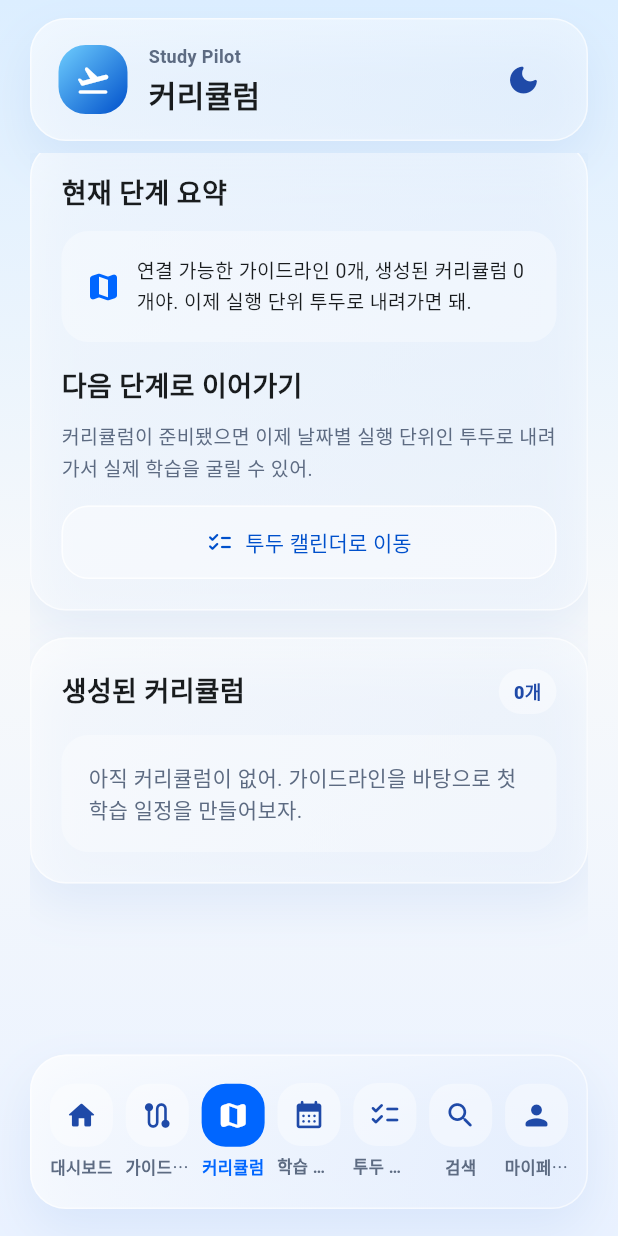
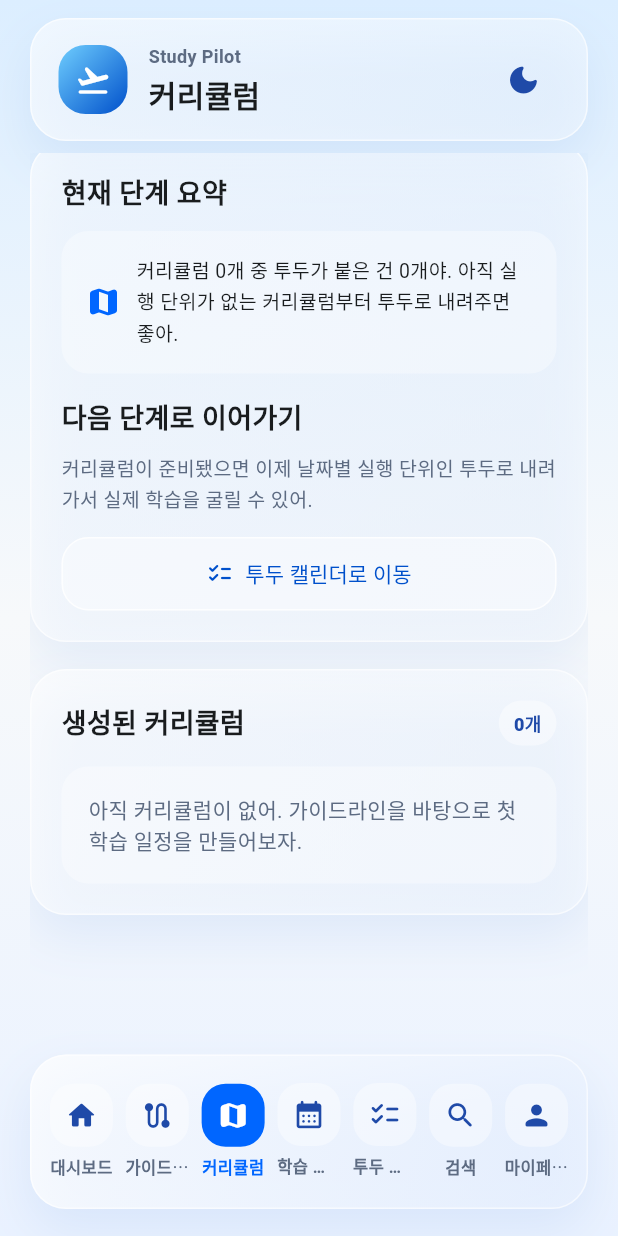
Before and after one commit to C4t4ddict/studypilot-flutter-app, a Flutter app: the CurriculumPage screen opened by its route, scrolled down 576 dp, on a phone screen of 412 x 824 dp. Run offline on Flutter 3.47's test engine with Material 3 defaults, Android fonts, the phone set to English and light mode, and no system bars; our stand-ins replace flutter_dotenv, go_router, qr_flutter, rxdart, share_plus, shared_preferences and 1 more; accounts and stored records are empty; network calls fail.

Commit message:
학습 플로우 연결 현황 요약 추가

```diff
--- a/lib/features/planner/curriculum_page.dart
+++ b/lib/features/planner/curriculum_page.dart
@@ -72,13 +72,15 @@ class _CurriculumPageState extends State<CurriculumPage> {
         future: Future.wait([
           PlannerService.listGuidelines(),
           PlannerService.listCurriculums(),
+          PlannerService.flowSummary(),
         ]),
         builder: (context, snapshot) {
           if (!snapshot.hasData) {
             return const Center(child: CircularProgressIndicator());
           }
-          final guidelines = snapshot.data![0];
-          final curriculums = snapshot.data![1];
+          final guidelines = snapshot.data![0] as List<Map<String, dynamic>>;
+          final curriculums = snapshot.data![1] as List<Map<String, dynamic>>;
+          final summary = snapshot.data![2] as Map<String, dynamic>;
 
           return ListView(
             padding: const EdgeInsets.fromLTRB(0, 8, 0, 120),
@@ -197,7 +199,7 @@ class _CurriculumPageState extends State<CurriculumPage> {
                           const SizedBox(width: 10),
                           Expanded(
                             child: Text(
-                              '연결 가능한 가이드라인 ${guidelines.length}개, 생성된 커리큘럼 ${curriculums.length}개야. 이제 실행 단위 투두로 내려가면 돼.',
+                              '커리큘럼 ${summary['curriculumCount']}개 중 투두가 붙은 건 ${summary['curriculumsWithTodo']}개야. 아직 실행 단위가 없는 커리큘럼부터 투두로 내려주면 좋아.',
                               style: const TextStyle(fontSize: 13, height: 1.5, color: AppColors.lightText),
                             ),
                           ),
--- a/lib/features/planner/guideline_page.dart
+++ b/lib/features/planner/guideline_page.dart
@@ -62,9 +62,16 @@ class _GuidelinePageState extends State<GuidelinePage> {
     return Scaffold(
       backgroundColor: Colors.transparent,
       body: FutureBuilder(
-        future: PlannerService.listGuidelines(),
+        future: Future.wait([
+          PlannerService.listGuidelines(),
+          PlannerService.flowSummary(),
+        ]),
         builder: (context, snapshot) {
-          final items = snapshot.data ?? const [];
+          if (!snapshot.hasData) {
+            return const Center(child: CircularProgressIndicator());
+          }
+          final items = snapshot.data![0] as List<Map<String, dynamic>>;
+          final summary = snapshot.data![1] as Map<String, dynamic>;
           return ListView(
             padding: const EdgeInsets.fromLTRB(0, 8, 0, 120),
             children: [
@@ -129,7 +136,7 @@ class _GuidelinePageState extends State<GuidelinePage> {
                           const SizedBox(width: 10),
                           Expanded(
                             child: Text(
-                              '지금까지 만든 가이드라인 ${items.length}개. 다음엔 이 방향을 기간형 커리큘럼으로 바꾸면 돼.',
+                              '가이드라인 ${summary['guidelineCount']}개 중 커리큘럼으로 이어진 건 ${summary['guidelinesWithCurriculum']}개야. 아직 연결 안 된 방향부터 커리큘럼으로 내려주면 돼.',
                               style: const TextStyle(fontSize: 13, height: 1.5, color: AppColors.lightText),
                             ),
                           ),
--- a/lib/services/planner_service.dart
+++ b/lib/services/planner_service.dart
@@ -122,4 +122,29 @@ class PlannerService {
       'todos_done': done
     };
   }
+
+  static Future<Map<String, dynamic>> flowSummary() async {
+    final guidelines = await listGuidelines();
+    final curriculums = await listCurriculums();
+    final todos = await listTodos();
+
+    final linkedGuidelineIds = curriculums
+        .map((c) => c['guideline_id'] as String?)
+        .whereType<String>()
+        .toSet();
+    final linkedCurriculumIds = todos
+        .map((t) => t['curriculum_id'] as String?)
+        .whereType<String>()
+        .toSet();
+    final doneTodos = todos.where((t) => (t['status'] ?? 'todo') == 'done').length;
+
+    return {
+      'guidelineCount': guidelines.length,
+      'curriculumCount': curriculums.length,
+      'todoCount': todos.length,
+      'doneTodoCount': doneTodos,
+      'guidelinesWithCurriculum': linkedGuidelineIds.length,
+      'curriculumsWithTodo': linkedCurriculumIds.length,
+    };
+  }
 }
```
